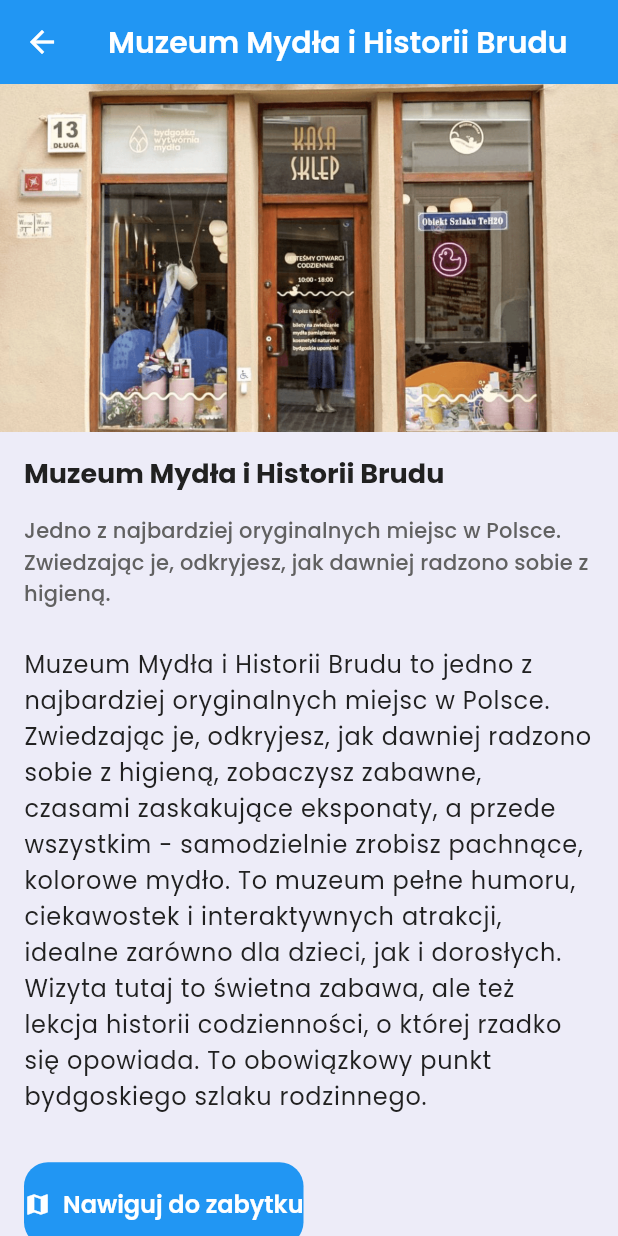
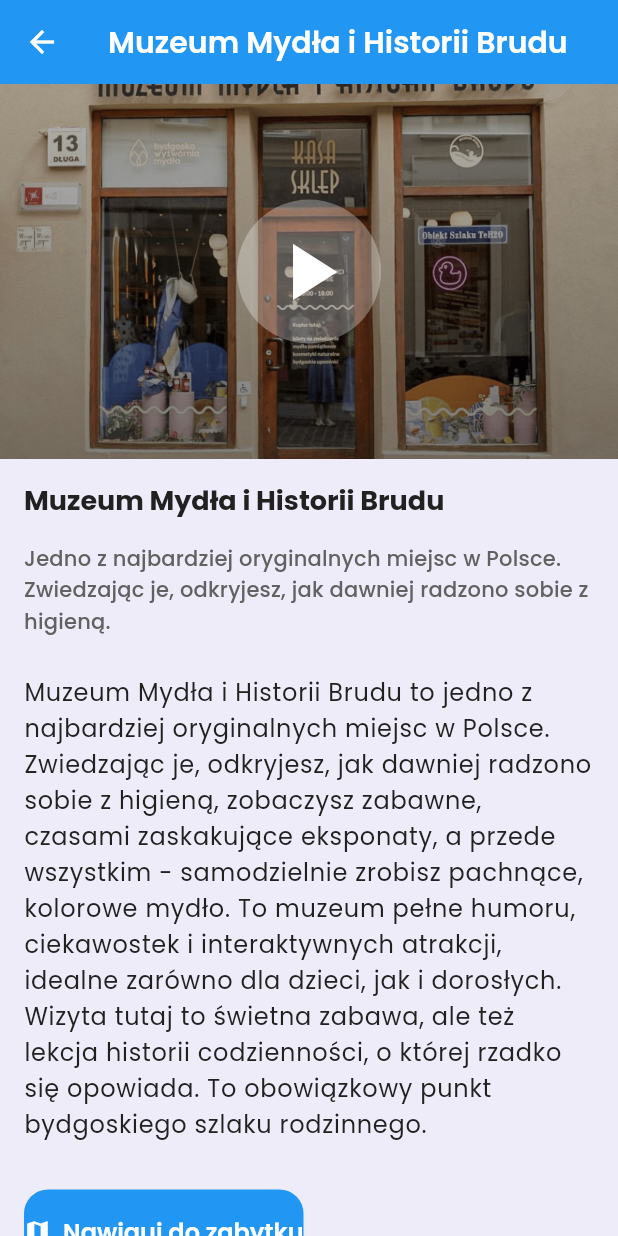
Before and after one commit to dawidope/bydgoszcz-mobile, a Flutter app: the MonumentsListPage screen opened by its route, after a tap on "Muzeum Mydła i Historii Brudu", on a phone screen of 412 x 824 dp. Run offline on Flutter 3.47's test engine with Material 3 defaults, Android fonts, the light colour scheme and no system bars; our stand-ins replace dio, equatable, flutter_bloc, flutter_dotenv, freezed_annotation, get_it and 3 more; accounts and stored records are empty.

Commit message:
Rounded corners

```diff
--- a/lib/data/repository/monuments_repository.dart
+++ b/lib/data/repository/monuments_repository.dart
@@ -15,6 +15,7 @@ class MonumentsRepository {
           'Muzeum Mydła i Historii Brudu to jedno z najbardziej oryginalnych miejsc w Polsce. Zwiedzając je, odkryjesz, jak dawniej radzono sobie z higieną, zobaczysz zabawne, czasami zaskakujące eksponaty, a przede wszystkim - samodzielnie zrobisz pachnące, kolorowe mydło. To muzeum pełne humoru, ciekawostek i interaktywnych atrakcji, idealne zarówno dla dzieci, jak i dorosłych. Wizyta tutaj to świetna zabawa, ale też lekcja historii codzienności, o której rzadko się opowiada. To obowiązkowy punkt bydgoskiego szlaku rodzinnego.',
       imageUrl: 'assets/images/muzeum_mydla.png',
       googleMapsUrl: 'https://maps.app.goo.gl/D26NPtUD2rtcZBEC8',
+      audioUrl: 'assets/audio/muzeum_mydla.mp3',
     ),
     Monument(
       id: 'luczniczka',
@@ -25,6 +26,7 @@ class MonumentsRepository {
           'Łuczniczka to jedna z najbardziej rozpoznawalnych ikon Bydgoszczy. Delikatna, elegancka postać kobiety napinającej łuk od ponad wieku zachwyca mieszkańców i turystów. To symbol piękna, harmonii i siły, a dla wielu - najpiękniejsza rzeźba miasta. Obecna przy Filharmonii Pomorskiej wersja jest rekonstrukcją oryginału z 1910 roku. Łuczniczka stała się także jednym z najczęściej fotografowanych miejsc w Bydgoszczy, a jej wizerunek pojawia się na plakatach, pamiątkach i materiałach promocyjnych miasta.',
       imageUrl: 'assets/images/luczniczka.png',
       googleMapsUrl: 'https://maps.app.goo.gl/bQNrUvyX61A49wJy8',
+      audioUrl: 'assets/audio/luczniczka.mp3',
     ),
     Monument(
       id: 'przechodzacy_przez_rzeke',
@@ -35,6 +37,7 @@ class MonumentsRepository {
           '„Przechodzący przez rzekę" to spektakularna rzeźba balansująca nad Brdą na jednej stopie - bez lin, podpór czy widocznych mocowań. Wygląda, jakby lekko unosił się nad wodą! Instalacja została odsłonięta w 2004 roku i od razu stała się symbolem nowoczesnej Bydgoszczy. Wykonana z brązu postać akrobaty symbolizuje równowagę między tradycją a współczesnością, pokazując odwagę miasta w tworzeniu rzeczy nieoczywistych. To jedno z najbardziej fotografowanych miejsc w centrum Bydgoszczy.',
       imageUrl: 'assets/images/przechodzacy_przez_rzeke.png',
       googleMapsUrl: 'https://maps.app.goo.gl/j3SDPaykrY1KAQ1WA',
+      audioUrl: 'assets/audio/przechodzacy_przez_rzeke.mp3',
     ),
     Monument(
       id: 'mistrz_twardowski',
@@ -45,6 +48,7 @@ class MonumentsRepository {
           'Rzeźba Mistrza Twardowskiego na ulicy Długiej nawiązuje do słynnej legendy o czarodzieju, który - jak głosi opowieść - naprawdę miał pojawić się w Bydgoszczy i wywołać tu serię magicznych zdarzeń. Brązowa figura, autorstwa Jerzego Kędziory, została odsłonięta w 2006 roku i od tego czasu wygląda tak, jakby właśnie wychylała się z okna, gotowa zaczepić przechodniów. To jedno z najbardziej lubianych i „instagramowych" miejsc w centrum miasta - idealne na pamiątkowe zdjęcie. Rzeźba przypomina o humorystycznym, baśniowym obliczu Bydgoszczy i dodaje starówce wyjątkowego uroku.',
       imageUrl: 'assets/images/mistrz_twardowski.png',
       googleMapsUrl: 'https://maps.app.goo.gl/jdukYWTzF8dtjUpJ9',
+      audioUrl: 'assets/audio/mistrz_twardowski.mp3',
     ),
     Monument(
       id: 'kanal_bydgoski',
@@ -55,6 +59,7 @@ class MonumentsRepository {
           'Kanał Bydgoski to jedno z najstarszych sztucznych kanałów żeglugowych w Polsce, otwarty w XVIII wieku. Łączył Wisłę z Odrą, dzięki czemu stał się kluczową drogą handlową i technicznym osiągnięciem swoich czasów. Dziś to spokojne, zielone miejsce idealne na spacery, jazdę rowerem i odkrywanie historycznych śluz, z których część działa do dziś. Kanał tworzy wyjątkowy klimat - połączenie historii inżynierii, natury i relaksu. To niezwykle malowniczy fragment Bydgoszczy.',
       imageUrl: 'assets/images/kanal_bydgoski.png',
       googleMapsUrl: 'https://maps.app.goo.gl/9MtZqL3ffK99BU9o9',
+      audioUrl: 'assets/audio/kanal_bydgoski.mp3',
     ),
     Monument(
       id: 'fontanna_potop',
@@ -65,6 +70,7 @@ class MonumentsRepository {
           'Fontanna Potop to jedno z najważniejszych dzieł rzeźbiarskich w Polsce. Powstała w 1904 roku i przedstawia dramatyczny biblijny motyw ratowania się przed wielką wodą. Zniszczona po II wojnie światowej, została w pełni odrestaurowana i ponownie odsłonięta w 2014 roku. To monumentalne, pełne emocji dzieło, które przyciąga uwagę rozmachem, detalami i siłą przekazu. Stanowi jedną z najcenniejszych atrakcji na Placu Wolności i obowiązkowy punkt każdego spaceru po mieście.',
       imageUrl: 'assets/images/fontanna_potop.png',
       googleMapsUrl: 'https://maps.app.goo.gl/jSgnkVPtXNBF6w8K9',
+      audioUrl: 'assets/audio/fontanna_potop.mp3',
     ),
     Monument(
       id: 'myslecinek',
@@ -75,6 +81,7 @@ class MonumentsRepository {
           'Myślęcinek to największy park miejski w Polsce - ponad 800 hektarów zieleni, jezior, wzniesień i atrakcji dla całych rodzin. Znajdziesz tu ZOO, ogród botaniczny, park linowy, stoki narciarskie, wesołe miasteczko i dziesiątki ścieżek spacerowych oraz rowerowych. To idealne miejsce na odpoczynek, sport i aktywne spędzanie czasu. Myślęcinek jest zielonym sercem miasta i ulubioną przestrzenią weekendową bydgoszczan, oferując coś na każdą pogodę i dla każdego wieku.',
       imageUrl: 'assets/images/myslecinek.png',
       googleMapsUrl: 'https://maps.app.goo.gl/HJzTGBzjoEftCv5c7',
+      audioUrl: 'assets/audio/myslecinek.mp3',
     ),
     Monument(
       id: 'wyspa_mlynska',
@@ -85,6 +92,7 @@ class MonumentsRepository {
           'Wyspa Młyńska to najbardziej malownicze miejsce w centrum Bydgoszczy. Otoczona wodami Brdy, pełna zabytków, kanałów i mostków, jest idealna na spacer, piknik i robienie zdjęć. To tu znajdują się Młyny Rothera, galerie muzealne i piękne przestrzenie rekreacyjne. Wyspa była przez wieki przemysłowym sercem miasta, dziś jest jego kulturalną wizytówką. Latem odbywają się tu koncerty i wydarzenia, a o każdej porze roku zachwyca atmosferą spokoju i elegancji.',
       imageUrl: 'assets/images/wyspa_mlynska.png',
       googleMapsUrl: 'https://maps.app.goo.gl/Wp4tsFqoTKW4MXYcA',
+      audioUrl: 'assets/audio/wyspa_mlynska.mp3',
     ),
     Monument(
       id: 'wieza_cisnien',
@@ -95,6 +103,7 @@ class MonumentsRepository {
           'Wieża Ciśnień z 1900 roku to jeden z najbardziej charakterystycznych punktów panoramy Bydgoszczy. Dziś mieści się w niej Muzeum Wodociągów, które w ciekawy sposób opowiada o historii miejskich instalacji i życiu dawnych bydgoszczan. Największą atrakcją jest taras widokowy na szczycie - panorama miasta z tego miejsca wygląda obłędnie. To idealny punkt, by zobaczyć Bydgoszcz z zupełnie innej perspektywy.',
       imageUrl: 'assets/images/wieza_cisnien.png',
       googleMapsUrl: 'https://maps.app.goo.gl/fgaNh9GCCg9kdjNKA',
+      audioUrl: 'assets/audio/wieza_cisnien.mp3',
     ),
     Monument(
       id: 'katedra_bydgoska',
@@ -105,6 +114,7 @@ class MonumentsRepository {
           'Katedra Bydgoska to gotycki kościół z XV wieku i jeden z najważniejszych zabytków sakralnych regionu. W środku zachwyca bogatymi polichromiami, barokowym ołtarzem i wyjątkowym obrazem Matki Boskiej Pięknej Miłości - patronki miasta. Katedra stoi tu, gdzie zaczęła się historia Bydgoszczy, tuż przy rzece Brdzie. To miejsce pełne spokoju, historii i pięknej architektury, które warto zobaczyć zarówno w dzień, jak i wieczorem, gdy okolica jest nastrojowo oświetlona.',
       imageUrl: 'assets/images/katedra_bydgoska.png',
       googleMapsUrl: 'https://maps.app.goo.gl/7NoyRLbXU95hegfA6',
+      audioUrl: 'assets/audio/katedra_bydgoska.mp3',
     ),
     Monument(
       id: 'mlyny_rothera',
@@ -115,6 +125,7 @@ class MonumentsRepository {
           'Młyny Rothera to imponujący kompleks przemysłowy z około 1850 roku, stojący w samym sercu Wyspy Młyńskiej. Dawniej były potężnymi magazynami zbożowymi i jednym z najważniejszych punktów przemysłowych Bydgoszczy. Dziś - po spektakularnej rewitalizacji - stały się nowoczesnym centrum kultury, nauki i spotkań. W środku znajdziesz interaktywne wystawy, wydarzenia, kreatywne przestrzenie i piękne wnętrza, które łączą industrialny klimat z nowoczesnym designem. To jedno z najbardziej wyjątkowych i inspirujących miejsc na mapie miasta.',
       imageUrl: 'assets/images/mlyny_rothera.png',
       googleMapsUrl: 'https://maps.app.goo.gl/nwFaUZgnTGA6oxEK6',
+      audioUrl: 'assets/audio/mlyny_rothera.mp3',
     ),
     Monument(
       id: 'stadion_zawiszy',
@@ -125,6 +136,7 @@ class MonumentsRepository {
           'Stadion Zawiszy to sportowe serce Bydgoszczy, znane z organizacji międzynarodowych zawodów lekkoatletycznych, meczów piłkarskich i wydarzeń masowych. Nowoczesny obiekt otoczony zielenią Myślęcinka pomieści kilkanaście tysięcy widzów, a jego bieżnia jest uznawana za jedną z najlepszych w Polsce. To miejsce pełne sportowych emocji, rekordów, rywalizacji i niezapomnianych chwil dla kibiców oraz mieszkańców.',
       imageUrl: 'assets/images/stadion_zawiszy.png',
       googleMapsUrl: 'https://maps.app.goo.gl/Q4hLdgbDyCXdM2gG7',
+      audioUrl: 'assets/audio/stadion_zawiszy.mp3',
     ),
     Monument(
       id: 'muzeum_wojsk_ladowych',
@@ -135,6 +147,7 @@ class MonumentsRepository {
           'Muzeum Wojsk Lądowych to jedno z najważniejszych miejsc w Polsce poświęconych historii wojska i obronności. Znajdziesz tu imponujące ekspozycje broni, umundurowania, pojazdów i sprzętu wojskowego - od czasów średniowiecza po współczesność. Wystawy pozwalają zobaczyć, jak zmieniały się technika, taktyka i codzienne życie żołnierzy na przestrzeni wieków. To miejsce pełne autentycznych artefaktów i ciekawych opowieści, idealne dla miłośników historii, techniki i militariów. Wizyta tutaj to żywa lekcja polskiej wojskowości i odkrywanie jej najciekawszych momentów.',
       imageUrl: 'assets/images/muzeum_wojsk_ladowych.png',
       googleMapsUrl: 'https://maps.app.goo.gl/FkbfXrYMgH1ycd618',
+      audioUrl: 'assets/audio/muzeum_wojsk_ladowych.mp3',
     ),
   ];
 
--- a/lib/models/monument.dart
+++ b/lib/models/monument.dart
@@ -12,6 +12,7 @@ class Monument with _$Monument {
     required String facts,
     required String imageUrl,
     required String googleMapsUrl,
+    String? audioUrl,
     String? story,
     String? funFact,
   }) = _Monument;
--- a/lib/presentation/pages/monuments/monument_detail_page.dart
+++ b/lib/presentation/pages/monuments/monument_detail_page.dart
@@ -1,4 +1,5 @@
 import 'package:bydgoszcz/data/repository/monuments_repository.dart';
+import 'package:bydgoszcz/presentation/widgets/audio_player_widget.dart';
 import 'package:flutter/material.dart';
 import 'package:url_launcher/url_launcher.dart';
 
@@ -32,7 +33,17 @@ class MonumentDetailPage extends StatelessWidget {
         child: Column(
           crossAxisAlignment: CrossAxisAlignment.stretch,
           children: [
-            // Obrazek na pełną szerokość
+            // Audio player zamiast zwykłego obrazka
+            if (monument.audioUrl != null)
+              SizedBox(
+                height: 250,
+                child: AudioPlayerWidget(
+                  roundedCorners: false,
+                  audioAssetPath: monument.audioUrl!,
+                  imageAssetPath: monument.imageUrl,
+                ),
+              )
+            else
               AspectRatio(
                 aspectRatio: 16 / 9,
                 child: Container(
--- a/lib/presentation/widgets/audio_player_widget.dart
+++ b/lib/presentation/widgets/audio_player_widget.dart
@@ -4,11 +4,13 @@ import 'package:just_audio/just_audio.dart';
 class AudioPlayerWidget extends StatefulWidget {
   final String audioAssetPath;
   final String imageAssetPath;
+  final bool roundedCorners;
 
   const AudioPlayerWidget({
     super.key,
     required this.audioAssetPath,
     required this.imageAssetPath,
+    this.roundedCorners = true,
   });
 
   @override
@@ -26,6 +28,7 @@ class _AudioPlayerWidgetState extends State<AudioPlayerWidget> {
     _audioPlayer = AudioPlayer();
     _audioPlayer.playerStateStream.listen((state) {
       if (mounted) {
+        try {
           setState(() {
             _isPlaying = state.playing;
           });
@@ -33,6 +36,11 @@ class _AudioPlayerWidgetState extends State<AudioPlayerWidget> {
           if (state.processingState == ProcessingState.completed) {
             _audioPlayer.seek(Duration.zero);
             _audioPlayer.pause();
+          }
+        } catch (e) {
+          ScaffoldMessenger.of(
+            context,
+          ).showSnackBar(SnackBar(content: Text('Błąd odtwarzania audio: $e')));
         }
       }
     });
@@ -71,8 +79,16 @@ class _AudioPlayerWidgetState extends State<AudioPlayerWidget> {
   }
 
   Future<void> stop() async {
+    try {
       await _audioPlayer.stop();
       await _audioPlayer.seek(Duration.zero);
+    } catch (e) {
+      if (mounted) {
+        ScaffoldMessenger.of(
+          context,
+        ).showSnackBar(SnackBar(content: Text('Błąd zatrzymania audio: $e')));
+      }
+    }
   }
 
   @override
@@ -81,7 +97,9 @@ class _AudioPlayerWidgetState extends State<AudioPlayerWidget> {
       aspectRatio: 1,
       child: Container(
         decoration: BoxDecoration(
-          borderRadius: BorderRadius.circular(16),
+          borderRadius: widget.roundedCorners
+              ? BorderRadius.circular(16)
+              : BorderRadius.zero,
           image: DecorationImage(
             image: AssetImage(widget.imageAssetPath),
             fit: BoxFit.cover,
@@ -89,7 +107,9 @@ class _AudioPlayerWidgetState extends State<AudioPlayerWidget> {
         ),
         child: Container(
           decoration: BoxDecoration(
-            borderRadius: BorderRadius.circular(16),
+            borderRadius: widget.roundedCorners
+                ? BorderRadius.circular(16)
+                : BorderRadius.zero,
             gradient: LinearGradient(
               begin: Alignment.topCenter,
               end: Alignment.bottomCenter,
```
Also changed, not shown: lib/gen/assets.gen.dart (+125 -2 lines), lib/models/monument.freezed.dart, lib/models/monument.g.dart. Lines whose indentation alone changed are shown as unchanged.
